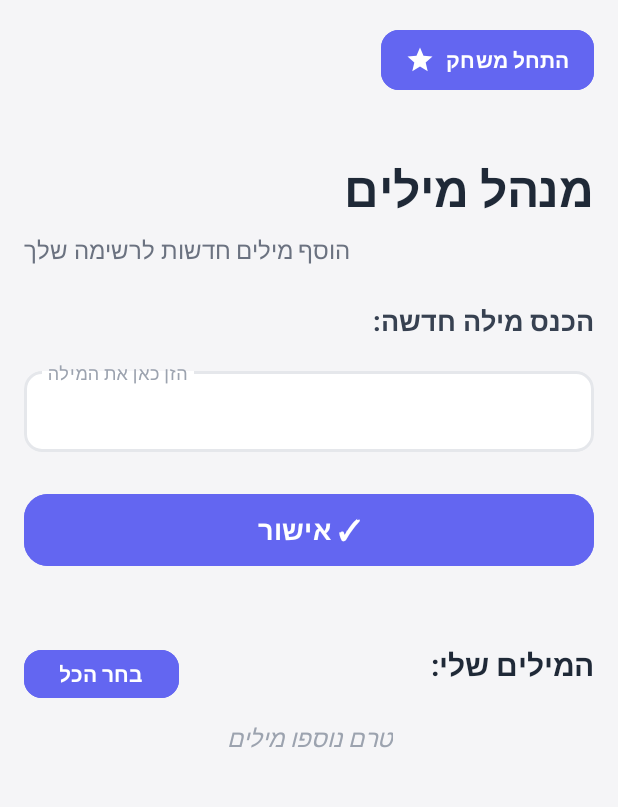
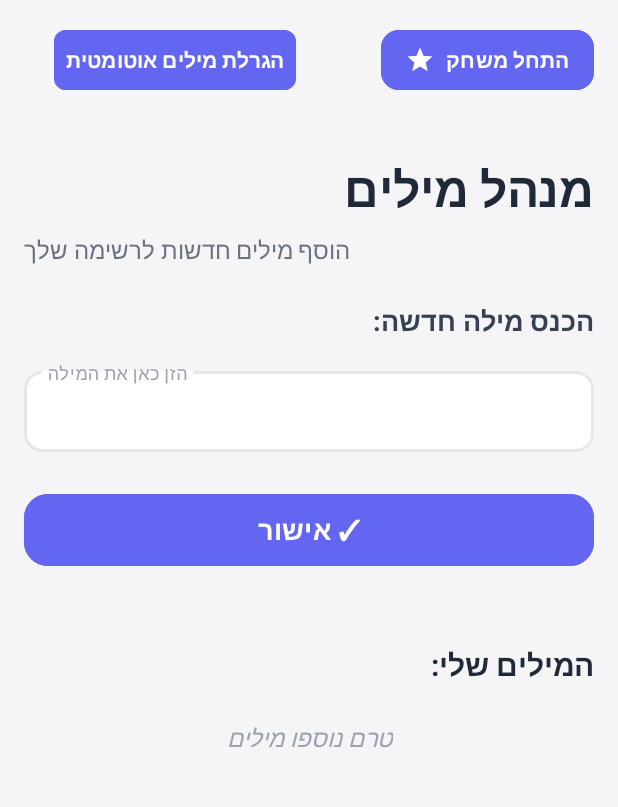
Before and after one commit to INONSEGEV/Hangman-game, an Android app: the addWordsActivity screen opened directly, with no data from a screen before it, on a phone screen of 412 x 824 dp, the part 84-891 px from its top. Run offline under Robolectric (Android 15) with nearby library versions, the light colour scheme and no system bars.

Commit message:
תיקוני כפתורי מחיקה והוספת בחירת הכל

```diff
--- a/app/build.gradle.kts
+++ b/app/build.gradle.kts
@@ -10,8 +10,8 @@ android {
         applicationId = "com.shiftis.hangmangame"
         minSdk = 24
         targetSdk = 36
-        versionCode = 1
-        versionName = "1.0"
+        versionCode = 2
+        versionName = "2"
 
         testInstrumentationRunner = "androidx.test.runner.AndroidJUnitRunner"
     }
--- a/app/src/main/java/com/shiftis/hangmangame/addWordsActivity.java
+++ b/app/src/main/java/com/shiftis/hangmangame/addWordsActivity.java
@@ -40,7 +40,7 @@ public class addWordsActivity extends AppCompatActivity {
     TextView tv_main_title;
     Button btnAdd;
     ImageButton btnDeleteSelected;
-    MaterialButton btn_save,btnSelectAll;
+    MaterialButton btn_save,btnSelectAll,btnAutoDraw;
     addWordsAdapter adapter;
     List<String> words;
 
@@ -57,15 +57,21 @@ public class addWordsActivity extends AppCompatActivity {
         btnDeleteSelected = findViewById(R.id.btn_image);
         btn_save = findViewById(R.id.btn_save);
         tv_main_title = findViewById(R.id.tv_main_title);
+        btnSelectAll = findViewById(R.id.btn_select_all);
+
         toolbar = findViewById(R.id.toolbar);
         setSupportActionBar(toolbar);
 
         words = loadWords();
-        btnSelectAll = findViewById(R.id.btn_select_all);
+        updateSelectAllButton();
+
 
         adapter = new addWordsAdapter(this, words);
         recyclerView.setLayoutManager(new LinearLayoutManager(this));
         recyclerView.setAdapter(adapter);
+        btnAutoDraw = findViewById(R.id.btn_auto_draw);
+
+        btnAutoDraw.setOnClickListener(v -> generateRandomWords());
 
         btnSelectAll.setOnClickListener(v -> {
             if (adapter.getItemCount() == 0) {
@@ -180,12 +186,10 @@ public class addWordsActivity extends AppCompatActivity {
 
 
         btnDeleteSelected.setOnClickListener(v -> {
-            if (adapter.getItemCount()==1)
-            {
-                btnSelectAll.setText("בחר הכל");
-                btnSelectAll.setVisibility(View.GONE);
-            }
             adapter.removeSelected();
+            adapter.clearSelection(); // איפוס מצב בחירה
+            updateRecyclerVisibility();
+            updateSelectAllButton();
         });
 
 
@@ -202,9 +206,24 @@ public class addWordsActivity extends AppCompatActivity {
         });
 
     }
+    private void updateSelectAllButton() {
+        if (words.isEmpty()) {
+            btnSelectAll.setVisibility(View.GONE);
+        } else {
+            btnSelectAll.setVisibility(View.VISIBLE);
+            btnSelectAll.setText("בחר הכל");
+        }
+    }
+
 
     private void updateRecyclerVisibility() {
-        recyclerView.setVisibility(words.isEmpty() ? View.GONE : View.VISIBLE);
+        if (words.isEmpty()) {
+            recyclerView.setVisibility(View.GONE);
+            btnSelectAll.setVisibility(View.GONE);// אם אין מילים — הכפתור נעלם
+        } else {
+            recyclerView.setVisibility(View.VISIBLE);
+            btnSelectAll.setVisibility(View.VISIBLE); // אם יש מילים — הכפתור מופיע
+        }
     }
 
     private void saveWords(List<String> words) {
@@ -259,6 +278,37 @@ public class addWordsActivity extends AppCompatActivity {
         }
         return super.onPrepareOptionsMenu(menu);
     }
+    private void generateRandomWords() {
+        // רשימה לדוגמה של מילים אוטומטיות
+        String[] randomWords = {"תפוח", "מחשב", "ספר", "כדור", "גיטרה", "דגל", "מים", "חג", "פרח", "שמיים"};
+
+        boolean added = false;
+
+        for (String word : randomWords) {
+            if (!words.contains(word)) { // למנוע כפילויות
+                words.add(word);
+                adapter.notifyItemInserted(words.size() - 1);
+                added = true;
+            }
+        }
+
+        if (added) {
+            saveWords(words); // שמירה ב־SharedPreferences
+            adapter.notifyDataSetChanged();
+            updateRecyclerVisibility();
+            updateSelectAllButton();
+            recyclerView.scrollToPosition(words.size() - 1);
+
+            // איפוס מצב הבחירה
+            adapter.clearSelection();
+
+            Toast.makeText(this, "רשימת מילים אוטומטית נוספה", Toast.LENGTH_SHORT).show();
+        } else {
+            Toast.makeText(this, "כל המילים כבר קיימות ברשימה", Toast.LENGTH_SHORT).show();
+        }
+    }
+
+
 
 
 }
--- a/app/src/main/res/layout/activity_add_words.xml
+++ b/app/src/main/res/layout/activity_add_words.xml
@@ -19,29 +19,46 @@
         app:layout_constraintEnd_toEndOf="parent" />
 
     <!-- Save Button -->
+
+    <!-- Scrollable Content -->
+    <com.google.android.material.button.MaterialButton
+        android:id="@+id/btn_auto_draw"
+        android:layout_width="wrap_content"
+        android:layout_height="wrap_content"
+        android:layout_marginStart="36dp"
+        android:layout_marginTop="72dp"
+        android:backgroundTint="#6366F1"
+        android:padding="8dp"
+        android:text="הגרלת מילים אוטומטית"
+        android:textColor="@android:color/white"
+        android:textSize="14sp"
+        android:textStyle="bold"
+        app:cornerRadius="8dp"
+        app:layout_constraintStart_toStartOf="parent"
+        app:layout_constraintTop_toTopOf="parent" />
+
     <com.google.android.material.button.MaterialButton
         android:id="@+id/btn_save"
         android:layout_width="wrap_content"
         android:layout_height="48dp"
         android:layout_marginTop="16dp"
         android:layout_marginEnd="16dp"
+        android:backgroundTint="#6366F1"
+        android:contentDescription="שמירה"
+        android:paddingStart="16dp"
+        android:paddingEnd="16dp"
         android:text="התחל משחק"
         android:textColor="#FFFFFF"
         android:textSize="14sp"
         android:textStyle="bold"
-        android:backgroundTint="#6366F1"
+        app:cornerRadius="12dp"
         app:icon="@drawable/ic_star"
+        app:iconGravity="textStart"
+        app:iconSize="20dp"
         app:iconTint="#FFFFFF"
-        app:iconSize="20dp"
-        app:iconGravity="textStart"
-        app:cornerRadius="12dp"
-        android:paddingStart="16dp"
-        android:paddingEnd="16dp"
-        android:contentDescription="שמירה"
         app:layout_constraintEnd_toEndOf="parent"
         app:layout_constraintTop_toBottomOf="@id/toolbar" />
 
-    <!-- Scrollable Content -->
     <androidx.core.widget.NestedScrollView
         android:id="@+id/nested_scroll"
         android:layout_width="0dp"
```
Also changed, not shown: app/src/main/java/com/shiftis/hangmangame/addWordsAdapter.java (+8 -0 lines), 1 other file.
